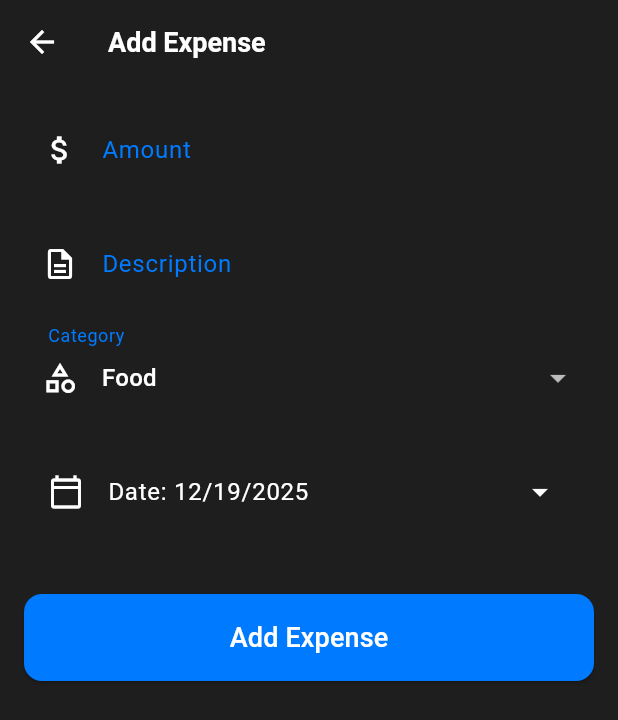
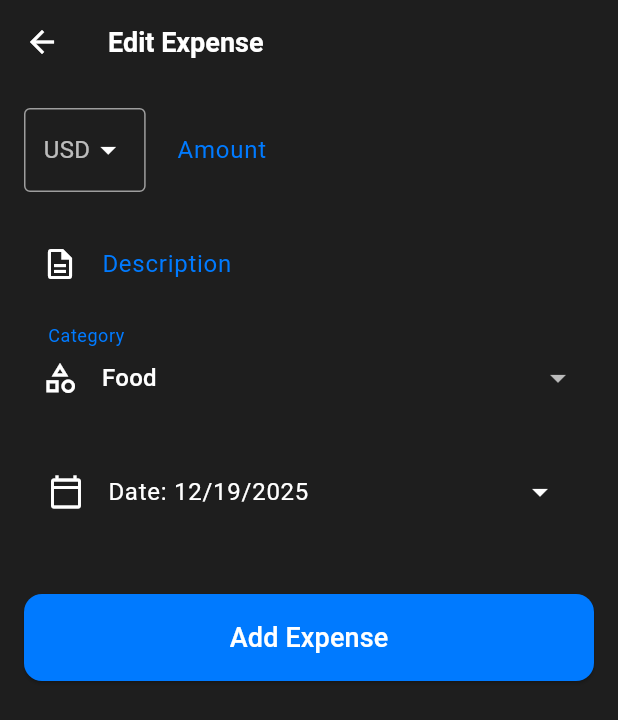
Before and after one commit to prashantjain25/paylent, a Flutter app: the AddExpenseScreen screen opened by its route, on a phone screen of 412 x 824 dp. Shown: the top 720 px of the screen. Run offline on Flutter 3.47's test engine with Material 3 defaults, Android fonts, the phone set to English and light mode, and no system bars; our stand-ins replace firebase_auth, firebase_core, flutter_dotenv, google_sign_in, local_auth; accounts and stored records are empty.

Commit message:
Introduced currency page with some refactoring.

```diff
--- a/lib/main.dart
+++ b/lib/main.dart
@@ -6,7 +6,7 @@ import 'package:paylent/screens/auth/fingerprint_login_screen.dart';
 import 'package:paylent/screens/auth/google_login_screen.dart';
 import 'package:paylent/screens/auth/forgot_password_screen.dart';
 import 'package:paylent/screens/main/home_screen.dart';
-import 'package:paylent/screens/main/add_expense_screen.dart';
+import 'package:paylent/screens/groups/add_expense_screen.dart';
 import 'package:paylent/screens/splash/splash_screen.dart';
 import 'package:paylent/theme/app_theme.dart';
 import 'package:firebase_core/firebase_core.dart';
--- /dev/null
+++ b/lib/models/currency_model.dart
@@ -0,0 +1,33 @@
+class Currency {
+  final String name;
+  final String code;
+  final String symbol;
+
+  Currency({
+    required this.name,
+    required this.code,
+    required this.symbol,
+  });
+
+  @override
+  String toString() => '$name ($code)';
+
+  // You could add more methods if needed, like:
+  static Currency fromCode(final String code) {
+    // Find currency by code
+    final currency = allCurrencies.firstWhere(
+      (c) => c.code == code,
+      orElse: () => Currency(name: 'Unknown', code: code, symbol: code),
+    );
+    return currency;
+  }
+
+  // Example of a full currencies list as a static property
+  static List<Currency> get allCurrencies => [
+    Currency(name: 'Afghan Afghani', code: 'AFN', symbol: 'AFN'),
+    Currency(name: 'Albanian Lek', code: 'ALL', symbol: 'ALL'),
+    Currency(name: 'Algerian Dinar', code: 'DZD', symbol: 'DZD'),
+    // ... rest of the currencies
+    Currency(name: 'Zimbabwean Dollar', code: 'ZWL', symbol: 'Z\$'),
+  ];
+}
--- /dev/null
+++ b/lib/screens/groups/add_expense_screen.dart
@@ -0,0 +1,194 @@
+import 'package:flutter/material.dart';
+import 'package:intl/intl.dart';
+import 'package:paylent/constants.dart';
+import 'package:paylent/models/currency_model.dart';
+import 'package:paylent/screens/groups/currency_selection_screen.dart';
+
+class AddExpenseScreen extends StatefulWidget {
+  const AddExpenseScreen({super.key});
+
+  @override
+  State<AddExpenseScreen> createState() => _AddExpenseScreenState();
+}
+
+class _AddExpenseScreenState extends State<AddExpenseScreen> {
+  final _formKey = GlobalKey<FormState>();
+  final _amountController = TextEditingController();
+  final _descriptionController = TextEditingController();
+  String _selectedCategory = 'Food';
+  String _selectedCurrencyCode = 'USD';
+  String _selectedCurrencyName = 'United States Dollar';
+  String _selectedCurrencySymbol = '\$';
+  String _selectedPaidBy = 'You';
+  String _selectedSplitBy = 'Equally';
+  DateTime _selectedDate = DateTime.now();
+
+  final List<String> _categories = [
+    'Food',
+    'Transport',
+    'Shopping',
+    'Entertainment',
+    'Bills',
+    'Others'
+  ];
+
+  @override
+  void dispose() {
+    _amountController.dispose();
+    _descriptionController.dispose();
+    super.dispose();
+  }
+
+  Future<void> _selectDate(final BuildContext context) async {
+    final DateTime? picked = await showDatePicker(
+      context: context,
+      initialDate: _selectedDate,
+      firstDate: DateTime(2000),
+      lastDate: DateTime(2101),
+    );
+    if (picked != null && picked != _selectedDate) {
+      setState(() {
+        _selectedDate = picked;
+      });
+    }
+  }
+
+  void _submit() {
+    if (_formKey.currentState!.validate()) {
+      // TODO: Save the expense
+      Navigator.pop(context);
+    }
+  }
+
+  @override
+  Widget build(final BuildContext context) => Scaffold(
+        appBar: AppBar(
+          title: const Text('Edit Expense'),
+          elevation: 0,
+        ),
+        body: Padding(
+          padding: const EdgeInsets.all(16.0),
+          child: Form(
+            key: _formKey,
+            child: ListView(
+              children: [
+                Row(
+                  children: [
+                    GestureDetector(
+                      onTap: () async {
+                        final selectedCurrency = await Navigator.push(
+                          context,
+                          MaterialPageRoute(
+                            builder: (context) => CurrencySelectionScreen(
+                              selectedCurrencyCode: _selectedCurrencyCode,
+                            ),
+                          ),
+                        );
+
+                        if (selectedCurrency != null &&
+                            selectedCurrency is Currency) {
+                          setState(() {
+                            _selectedCurrencyCode = selectedCurrency.code;
+                            _selectedCurrencyName = selectedCurrency.name;
+                            _selectedCurrencySymbol = selectedCurrency.symbol;
+                          });
+                        }
+                      },
+                      child: Container(
+                        height: 56,
+                        decoration: BoxDecoration(
+                          border: Border.all(color: Colors.grey),
+                          borderRadius: BorderRadius.circular(4),
+                        ),
+                        child: Padding(
+                          padding: const EdgeInsets.symmetric(horizontal: 12),
+                          child: Row(
+                            mainAxisAlignment: MainAxisAlignment.spaceBetween,
+                            children: [
+                              Text(
+                                _selectedCurrencyCode,
+                                style: const TextStyle(fontSize: 16),
+                              ),
+                              const Icon(Icons.arrow_drop_down, size: 24),
+                            ],
+                          ),
+                        ),
+                      ),
+                    ),
+                    const SizedBox(width: 5),
+                    Expanded(
+                      child: TextFormField(
+                        controller: _amountController,
+                        keyboardType: const TextInputType.numberWithOptions(
+                            decimal: true),
+                        decoration: const InputDecoration(
+                          labelText: 'Amount',
+                        ),
+                        validator: (value) {
+                          if (value == null || value.isEmpty) {
+                            return 'Please enter an amount';
+                          }
+                          if (double.tryParse(value) == null) {
+                            return 'Please enter a valid number';
+                          }
+                          return null;
+                        },
+                      ),
+                    ),
+                  ],
+                ),
+                const SizedBox(height: 20),
+                TextFormField(
+                  controller: _descriptionController,
+                  decoration: const InputDecoration(
+                    labelText: 'Description',
+                    prefixIcon: Icon(Icons.description_outlined),
+                  ),
+                ),
+                const SizedBox(height: 20),
+                DropdownButtonFormField<String>(
+                  value: _selectedCategory,
+                  decoration: const InputDecoration(
+                    labelText: 'Category',
+                    prefixIcon: Icon(Icons.category_outlined),
+                  ),
+                  items: _categories.map((category) {
+                    return DropdownMenuItem(
+                      value: category,
+                      child: Text(category),
+                    );
+                  }).toList(),
+                  onChanged: (value) {
+                    if (value != null) {
+                      setState(() {
+                        _selectedCategory = value;
+                      });
+                    }
+                  },
+                ),
+                const SizedBox(height: 20),
+                ListTile(
+                  leading: const Icon(Icons.calendar_today_outlined),
+                  title:
+                      Text('Date: ${DateFormat.yMd().format(_selectedDate)}'),
+                  trailing: const Icon(Icons.arrow_drop_down),
+                  onTap: () => _selectDate(context),
+                ),
+                const SizedBox(height: 40),
+                ElevatedButton(
+                  onPressed: _submit,
+                  style: ElevatedButton.styleFrom(
+                    padding: const EdgeInsets.symmetric(vertical: 16),
+                    shape: RoundedRectangleBorder(
+                      borderRadius: BorderRadius.circular(12),
+                    ),
+                  ),
+                  child: const Text(AppStrings.addExpense,
+                      style: TextStyle(fontSize: 18)),
+                ),
+              ],
+            ),
+          ),
+        ),
+      );
+}
--- a/lib/screens/main/add_expense_screen.dart
+++ /dev/null
@@ -1,136 +0,0 @@
-import 'package:flutter/material.dart';
-import 'package:intl/intl.dart';
-
-class AddExpenseScreen extends StatefulWidget {
-  const AddExpenseScreen({super.key});
-
-  @override
-  State<AddExpenseScreen> createState() => _AddExpenseScreenState();
-}
-
-class _AddExpenseScreenState extends State<AddExpenseScreen> {
-  final _formKey = GlobalKey<FormState>();
-  final _amountController = TextEditingController();
-  final _descriptionController = TextEditingController();
-  String _selectedCategory = 'Food';
-  DateTime _selectedDate = DateTime.now();
-
-  final List<String> _categories = [
-    'Food',
-    'Transport',
-    'Shopping',
-    'Entertainment',
-    'Bills',
-    'Others'
-  ];
-
-  @override
-  void dispose() {
-    _amountController.dispose();
-    _descriptionController.dispose();
-    super.dispose();
-  }
-
-  Future<void> _selectDate(final BuildContext context) async {
-    final DateTime? picked = await showDatePicker(
-      context: context,
-      initialDate: _selectedDate,
-      firstDate: DateTime(2000),
-      lastDate: DateTime(2101),
-    );
-    if (picked != null && picked != _selectedDate) {
-      setState(() {
-        _selectedDate = picked;
-      });
-    }
-  }
-
-  void _submit() {
-    if (_formKey.currentState!.validate()) {
-      // TODO: Save the expense
-      Navigator.pop(context);
-    }
-  }
-
-  @override
-  Widget build(final BuildContext context) => Scaffold(
-      appBar: AppBar(
-        title: const Text('Add Expense'),
-        elevation: 0,
-      ),
-      body: Padding(
-        padding: const EdgeInsets.all(16.0),
-        child: Form(
-          key: _formKey,
-          child: ListView(
-            children: [
-              TextFormField(
-                controller: _amountController,
-                keyboardType: TextInputType.number,
-                decoration: const InputDecoration(
-                  labelText: 'Amount',
-                  prefixIcon: Icon(Icons.attach_money),
-                ),
-                validator: (value) {
-                  if (value == null || value.isEmpty) {
-                    return 'Please enter an amount';
-                  }
-                  if (double.tryParse(value) == null) {
-                    return 'Please enter a valid number';
-                  }
-                  return null;
-                },
-              ),
-              const SizedBox(height: 20),
-              TextFormField(
-                controller: _descriptionController,
-                decoration: const InputDecoration(
-                  labelText: 'Description',
-                  prefixIcon: Icon(Icons.description_outlined),
-                ),
-              ),
-              const SizedBox(height: 20),
-              DropdownButtonFormField<String>(
-                value: _selectedCategory,
-                decoration: const InputDecoration(
-                  labelText: 'Category',
-                  prefixIcon: Icon(Icons.category_outlined),
-                ),
-                items: _categories.map((category) {
-                  return DropdownMenuItem(
-                    value: category,
-                    child: Text(category),
-                  );
-                }).toList(),
-                onChanged: (value) {
-                  if (value != null) {
-                    setState(() {
-                      _selectedCategory = value;
-                    });
-                  }
-                },
-              ),
-              const SizedBox(height: 20),
-              ListTile(
-                leading: const Icon(Icons.calendar_today_outlined),
-                title: Text('Date: ${DateFormat.yMd().format(_selectedDate)}'),
-                trailing: const Icon(Icons.arrow_drop_down),
-                onTap: () => _selectDate(context),
-              ),
-              const SizedBox(height: 40),
-              ElevatedButton(
-                onPressed: _submit,
-                style: ElevatedButton.styleFrom(
-                  padding: const EdgeInsets.symmetric(vertical: 16),
-                  shape: RoundedRectangleBorder(
-                    borderRadius: BorderRadius.circular(12),
-                  ),
-                ),
-                child: const Text('Add Expense', style: TextStyle(fontSize: 18)),
-              ),
-            ],
-          ),
-        ),
-      ),
-    );
-}
--- a/lib/screens/main/home_screen.dart
+++ b/lib/screens/main/home_screen.dart
@@ -3,10 +3,10 @@ import 'package:intl/intl.dart';
 import 'package:paylent/constants.dart';
 import 'package:paylent/enums.dart';
 import 'package:paylent/screens/main/account_screen.dart';
-import 'package:paylent/screens/main/split_screen.dart';
+import 'package:paylent/screens/groups/split_screen.dart';
 import 'package:paylent/main.dart';
 import 'package:paylent/glassmorphism_widgets.dart';
-import 'split_screen.dart';
+import '../groups/split_screen.dart';
 
 // Notifier for selected currency symbol
 final ValueNotifier<CurrencyType> currency =
```
Also changed, not shown: lib/screens/group_details_page.dart (+4 -43 lines), lib/screens/groups/currency_selection_screen.dart (added, +206 -0 lines), lib/screens/groups/split_screen.dart (renamed from lib/screens/main/split_screen.dart).
